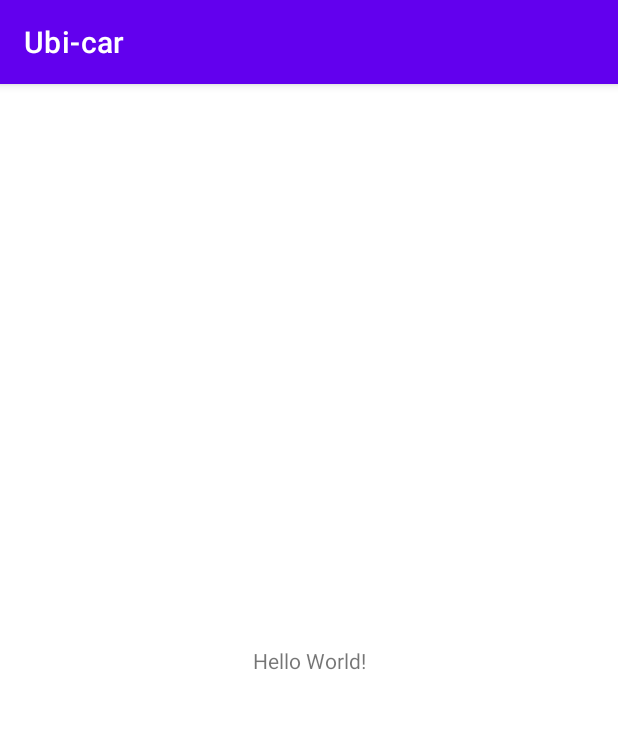
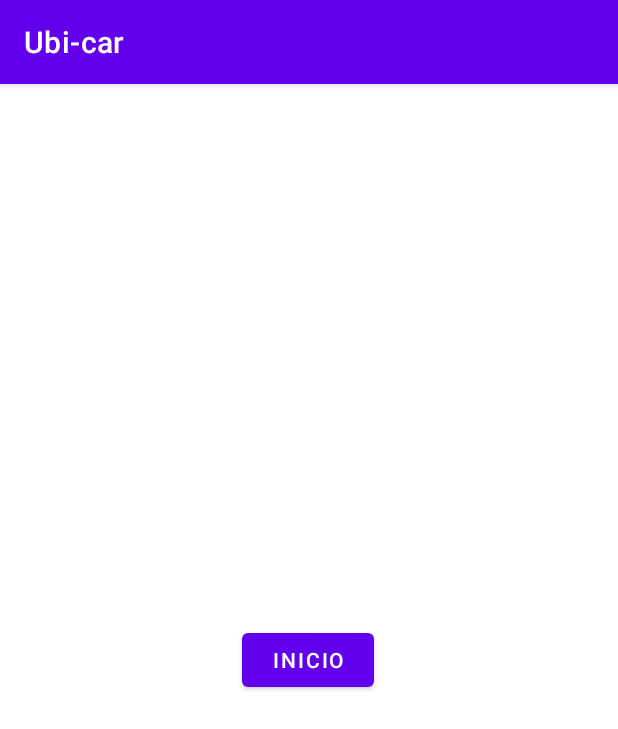
Before and after one commit to Jacobman55/Ubicar, an Android app: the screen it shows after launch (MainActivity), on a phone screen of 412 x 824 dp. Shown: the top 729 px of the screen. Run offline under Robolectric (Android 15) with nearby library versions, the phone set to English and light mode, and no system bars.

Commit message:
0.1 Pantallas
Creación de actividades para distribuir que se hace en cada una y añadidos los botones básicos

```diff
--- a/app/src/main/res/layout/activity_main.xml
+++ b/app/src/main/res/layout/activity_main.xml
@@ -6,13 +6,18 @@
     android:layout_height="match_parent"
     tools:context=".MainActivity">
 
-    <TextView
+    <Button
+        android:id="@+id/button4"
         android:layout_width="wrap_content"
         android:layout_height="wrap_content"
-        android:text="Hello World!"
+        android:layout_marginStart="158dp"
+        android:layout_marginTop="341dp"
+        android:layout_marginEnd="159dp"
+        android:layout_marginBottom="342dp"
+        android:onClick="onClickInc"
+        android:text="Inicio"
         app:layout_constraintBottom_toBottomOf="parent"
-        app:layout_constraintLeft_toLeftOf="parent"
-        app:layout_constraintRight_toRightOf="parent"
+        app:layout_constraintEnd_toEndOf="parent"
+        app:layout_constraintStart_toStartOf="parent"
         app:layout_constraintTop_toTopOf="parent" />
-
 </androidx.constraintlayout.widget.ConstraintLayout>
```
Also changed, not shown: app/src/main/AndroidManifest.xml (+9 -0 lines), app/src/main/java/com/example/ubi_car/AddUbi.java (added, +14 -0 lines), app/src/main/java/com/example/ubi_car/MainActivity.java (+8 -0 lines), app/src/main/java/com/example/ubi_car/PantElec.java (added, +26 -0 lines), app/src/main/java/com/example/ubi_car/VerUbic.java (added, +14 -0 lines), app/src/main/res/layout/activity_add_ubi.xml (added, +9 -0 lines), app/src/main/res/layout/activity_pant_elec.xml (added, +52 -0 lines), app/src/main/res/layout/activity_ver_ubic.xml (added, +9 -0 lines).
